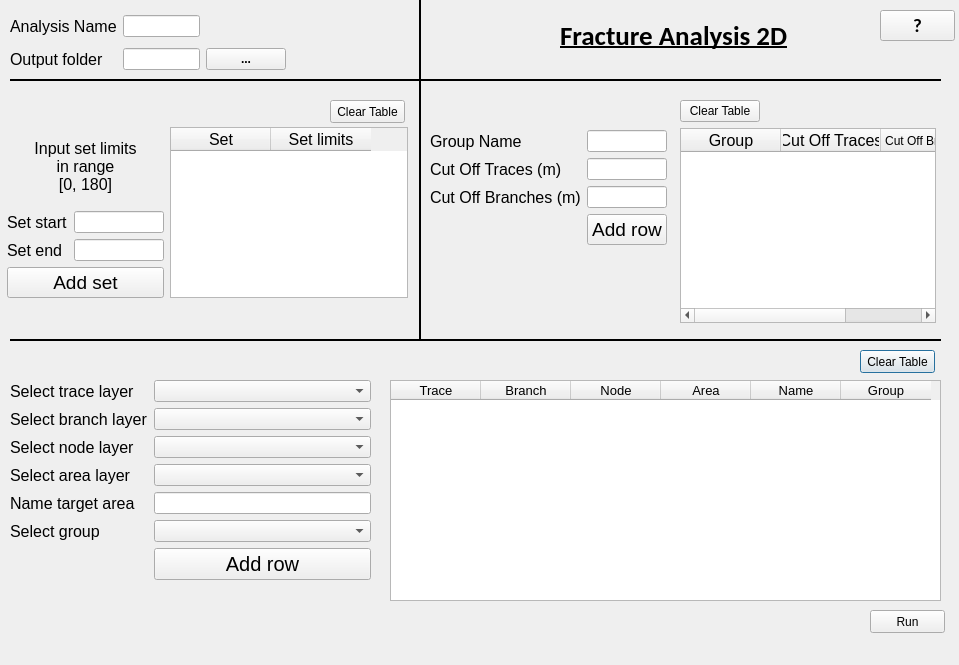
nialov/fracture-analysis-kit-2d, file fracture_analysis_2d_dialog_base.ui: the form before one commit.
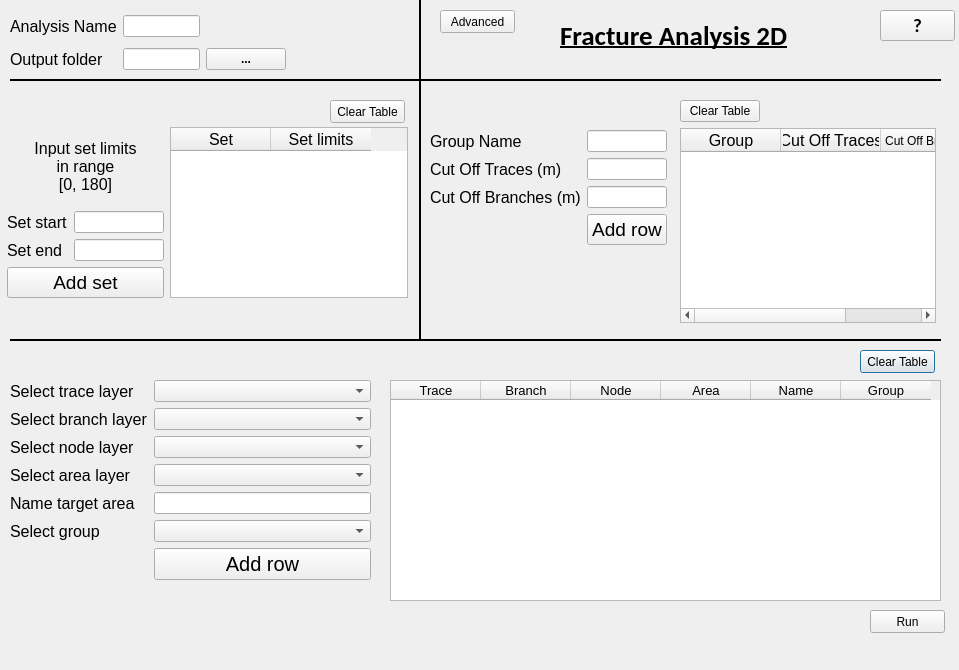
The form after the commit.

Commit message: Implement choosing your analyses, advanced config button.

The edit to the form file:
```diff
--- a/fracture_analysis_2d_dialog_base.ui
+++ b/fracture_analysis_2d_dialog_base.ui
@@ -7,7 +7,7 @@
     <x>0</x>
     <y>0</y>
     <width>959</width>
-    <height>665</height>
+    <height>670</height>
    </rect>
   </property>
   <property name="windowTitle">
@@ -803,6 +803,19 @@
     <string>?</string>
    </property>
   </widget>
+  <widget class="QPushButton" name="pushButton_advanced">
+   <property name="geometry">
+    <rect>
+     <x>440</x>
+     <y>10</y>
+     <width>75</width>
+     <height>23</height>
+    </rect>
+   </property>
+   <property name="text">
+    <string>Advanced</string>
+   </property>
+  </widget>
  </widget>
  <resources/>
  <connections/>
```
The commit also changes 1 other file.
